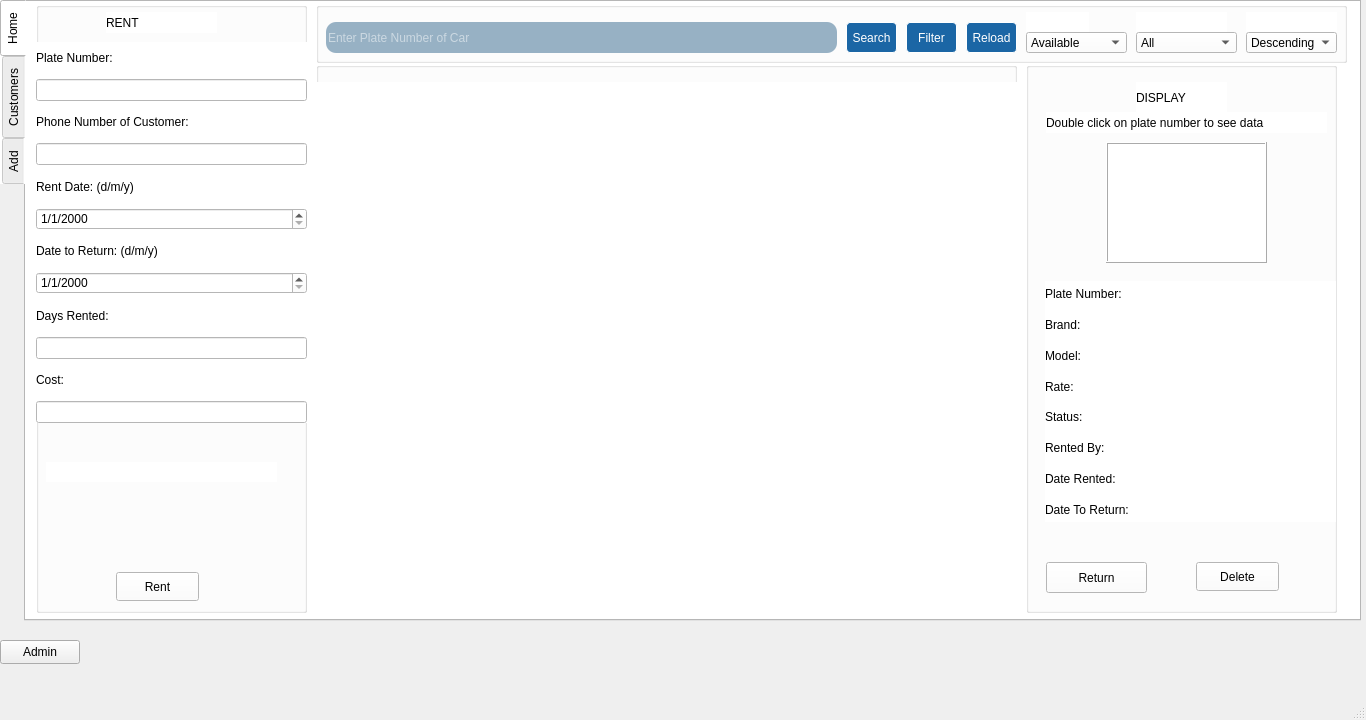
The window that CarRent/mainscreen.ui (Mani-SSH/Car_Rental) describes before a commit, drawn with Qt 5.
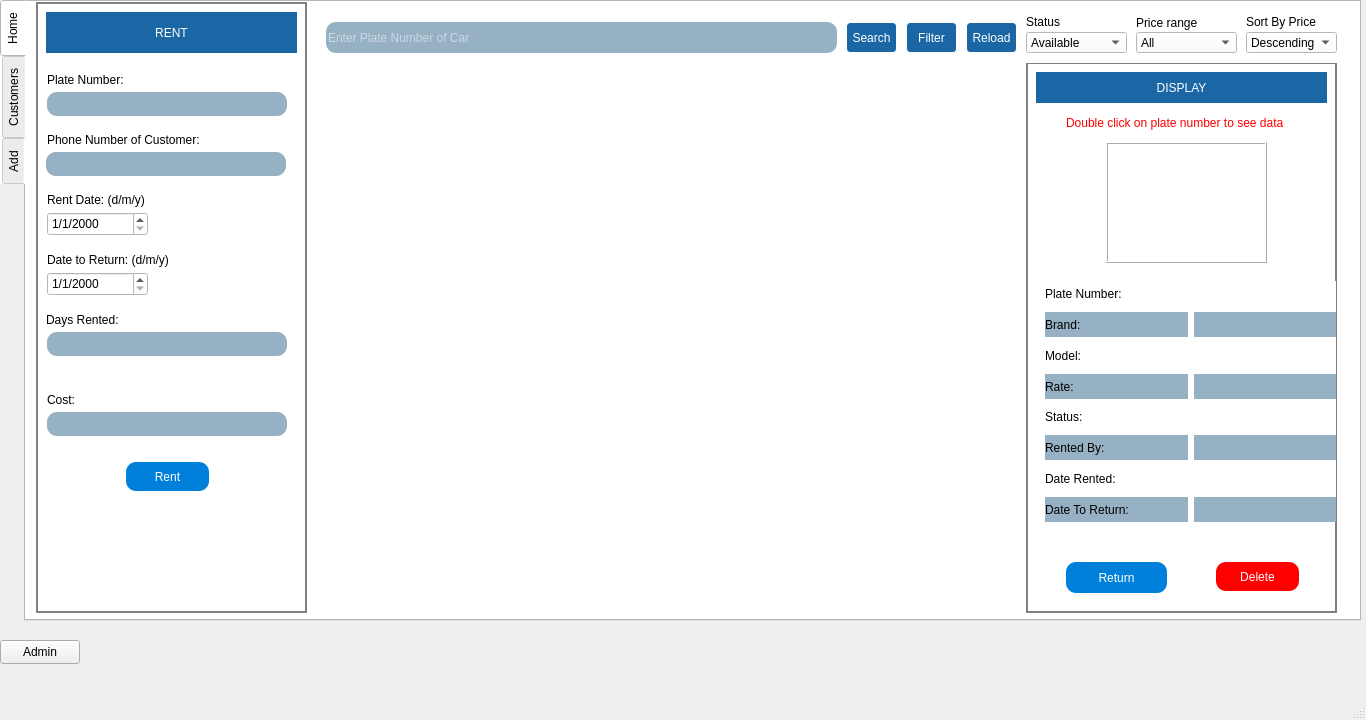
The same window after the commit.

Diff of the .ui file:
```diff
--- a/CarRent/mainscreen.ui
+++ b/CarRent/mainscreen.ui
@@ -50,6 +50,9 @@
     <property name="tabPosition">
      <enum>QTabWidget::West</enum>
     </property>
+    <property name="tabShape">
+     <enum>QTabWidget::Rounded</enum>
+    </property>
     <property name="currentIndex">
      <number>0</number>
     </property>
@@ -66,8 +69,12 @@
         <height>611</height>
        </rect>
       </property>
+      <property name="autoFillBackground">
+       <bool>false</bool>
+      </property>
       <property name="styleSheet">
        <string notr="true">QGroupBox{
+	border: 2px solid gray;
 
 	background-color:#ffffff;
 
@@ -80,126 +87,39 @@
       <widget class="QLabel" name="label_20">
        <property name="geometry">
         <rect>
-         <x>70</x>
+         <x>10</x>
          <y>10</y>
-         <width>111</width>
-         <height>21</height>
+         <width>251</width>
+         <height>41</height>
         </rect>
        </property>
+       <property name="styleSheet">
+        <string notr="true">background-color: rgb(27, 102, 165);
+color: rgb(255, 255, 255);
+font: 700 20pt &quot;Gotham&quot;;</string>
+       </property>
        <property name="text">
         <string>RENT</string>
        </property>
-      </widget>
-      <widget class="QWidget" name="gridLayoutWidget_5">
-       <property name="geometry">
-        <rect>
-         <x>0</x>
-         <y>40</y>
-         <width>271</width>
-         <height>381</height>
-        </rect>
+       <property name="alignment">
+        <set>Qt::AlignCenter</set>
        </property>
-       <layout class="QGridLayout" name="gridLayout_5">
-        <item row="9" column="0">
-         <widget class="QLineEdit" name="lineEdit_rentDays"/>
-        </item>
-        <item row="10" column="0">
-         <widget class="QLabel" name="label_26">
-          <property name="text">
-           <string>Cost:</string>
-          </property>
-         </widget>
-        </item>
-        <item row="7" column="0">
-         <widget class="QDateEdit" name="dateEdit_rentReturnDate">
-          <property name="dateTime">
-           <datetime>
-            <hour>0</hour>
-            <minute>0</minute>
-            <second>0</second>
-            <year>2000</year>
-            <month>1</month>
-            <day>1</day>
-           </datetime>
-          </property>
-          <property name="displayFormat">
-           <string>d/M/yyyy</string>
-          </property>
-          <property name="date">
-           <date>
-            <year>2000</year>
-            <month>1</month>
-            <day>1</day>
-           </date>
-          </property>
-         </widget>
-        </item>
-        <item row="3" column="0">
-         <widget class="QLineEdit" name="lineEdit_rentPhoneNum"/>
-        </item>
-        <item row="8" column="0">
-         <widget class="QLabel" name="label_25">
-          <property name="text">
-           <string>Days Rented:</string>
-          </property>
-         </widget>
-        </item>
-        <item row="2" column="0">
-         <widget class="QLabel" name="label_22">
-          <property name="text">
-           <string>Phone Number of Customer:</string>
-          </property>
-         </widget>
-        </item>
-        <item row="1" column="0">
-         <widget class="QLineEdit" name="lineEdit_rentPlateNum"/>
-        </item>
-        <item row="6" column="0">
-         <widget class="QLabel" name="label_24">
-          <property name="text">
-           <string>Date to Return: (d/m/y)</string>
-          </property>
-         </widget>
-        </item>
-        <item row="4" column="0">
-         <widget class="QLabel" name="label_23">
-          <property name="text">
-           <string>Rent Date: (d/m/y)</string>
-          </property>
-         </widget>
-        </item>
-        <item row="0" column="0">
-         <widget class="QLabel" name="label_21">
-          <property name="text">
-           <string>Plate Number:</string>
-          </property>
-         </widget>
-        </item>
-        <item row="5" column="0">
-         <widget class="QDateEdit" name="dateEdit_rentDate">
-          <property name="displayFormat">
-           <string>d/M/yyyy</string>
-          </property>
-         </widget>
-        </item>
-        <item row="11" column="0">
-         <widget class="QLineEdit" name="lineEdit_rentCost">
-          <property name="readOnly">
-           <bool>true</bool>
-          </property>
-         </widget>
-        </item>
-       </layout>
       </widget>
       <widget class="QPushButton" name="pushButton_rent">
        <property name="geometry">
         <rect>
-         <x>80</x>
-         <y>570</y>
+         <x>90</x>
+         <y>460</y>
          <width>83</width>
          <height>29</height>
         </rect>
        </property>
+       <property name="styleSheet">
+        <string notr="true">background-color: qlineargradient(spread:reflect, x1:0.251, y1:0.216, x2:0.811, y2:0.898, stop:0.255556 rgba(0, 128, 218, 255));
+color: rgb(255, 255, 255);
+font: 700 12pt &quot;Gotham&quot;;
+border-radius:10;</string>
+       </property>
        <property name="text">
         <string>Rent</string>
        </property>
@@ -207,8 +127,8 @@
       <widget class="QLabel" name="label_warnDaysRented">
        <property name="geometry">
         <rect>
-         <x>10</x>
-         <y>460</y>
+         <x>20</x>
+         <y>360</y>
          <width>231</width>
          <height>20</height>
         </rect>
@@ -217,6 +137,222 @@
         <string/>
        </property>
       </widget>
+      <widget class="QLineEdit" name="lineEdit_rentCost">
+       <property name="geometry">
+        <rect>
+         <x>11</x>
+         <y>410</y>
+         <width>240</width>
+         <height>24</height>
+        </rect>
+       </property>
+       <property name="styleSheet">
+        <string notr="true">background-color: rgb(151, 177, 196);
+color: rgb(255, 255, 255);
+border-radius:10;
+font: 500 9pt &quot;Gotham&quot;;</string>
+       </property>
+       <property name="readOnly">
+        <bool>true</bool>
+       </property>
+      </widget>
+      <widget class="QDateEdit" name="dateEdit_rentDate">
+       <property name="geometry">
+        <rect>
+         <x>11</x>
+         <y>210</y>
+         <width>101</width>
+         <height>24</height>
+        </rect>
+       </property>
+       <property name="styleSheet">
+        <string notr="true">font: 10pt &quot;Gotham&quot;;</string>
+       </property>
+       <property name="displayFormat">
+        <string>d/M/yyyy</string>
+       </property>
+      </widget>
+      <widget class="QLineEdit" name="lineEdit_rentPhoneNum">
+       <property name="geometry">
+        <rect>
+         <x>10</x>
+         <y>150</y>
+         <width>240</width>
+         <height>24</height>
+        </rect>
+       </property>
+       <property name="styleSheet">
+        <string notr="true">background-color: rgb(151, 177, 196);
+color: rgb(255, 255, 255);
+border-radius:10;
+font: 500 9pt &quot;Gotham&quot;;</string>
+       </property>
+      </widget>
+      <widget class="QLineEdit" name="lineEdit_rentDays">
+       <property name="geometry">
+        <rect>
+         <x>11</x>
+         <y>330</y>
+         <width>240</width>
+         <height>24</height>
+        </rect>
+       </property>
+       <property name="styleSheet">
+        <string notr="true">background-color: rgb(151, 177, 196);
+color: rgb(255, 255, 255);
+border-radius:10;
+font: 500 9pt &quot;Gotham&quot;;</string>
+       </property>
+      </widget>
+      <widget class="QLabel" name="label_26">
+       <property name="geometry">
+        <rect>
+         <x>11</x>
+         <y>390</y>
+         <width>71</width>
+         <height>16</height>
+        </rect>
+       </property>
+       <property name="styleSheet">
+        <string notr="true">font: 10pt &quot;Gotham&quot;;
+</string>
+       </property>
+       <property name="text">
+        <string>Cost:</string>
+       </property>
+      </widget>
+      <widget class="QDateEdit" name="dateEdit_rentReturnDate">
+       <property name="geometry">
+        <rect>
+         <x>11</x>
+         <y>270</y>
+         <width>101</width>
+         <height>24</height>
+        </rect>
+       </property>
+       <property name="styleSheet">
+        <string notr="true">font: 10pt &quot;Gotham&quot;;</string>
+       </property>
+       <property name="dateTime">
+        <datetime>
+         <hour>0</hour>
+         <minute>0</minute>
+         <second>0</second>
+         <year>2000</year>
+         <month>1</month>
+         <day>1</day>
+        </datetime>
+       </property>
+       <property name="displayFormat">
+        <string>d/M/yyyy</string>
+       </property>
+       <property name="date">
+        <date>
+         <year>2000</year>
+         <month>1</month>
+         <day>1</day>
+        </date>
+       </property>
+      </widget>
+      <widget class="QLabel" name="label_25">
+       <property name="geometry">
+        <rect>
+         <x>10</x>
+         <y>310</y>
+         <width>111</width>
+         <height>16</height>
+        </rect>
+       </property>
+       <property name="styleSheet">
+        <string notr="true">font: 10pt &quot;Gotham&quot;;</string>
+       </property>
+       <property name="text">
+        <string>Days Rented:</string>
+       </property>
+      </widget>
+      <widget class="QLabel" name="label_22">
+       <property name="geometry">
+        <rect>
+         <x>11</x>
+         <y>130</y>
+         <width>201</width>
+         <height>16</height>
+        </rect>
+       </property>
+       <property name="styleSheet">
+        <string notr="true">font: 10pt &quot;Gotham&quot;;</string>
+       </property>
+       <property name="text">
+        <string>Phone Number of Customer:</string>
+       </property>
+      </widget>
+      <widget class="QLineEdit" name="lineEdit_rentPlateNum">
+       <property name="geometry">
+        <rect>
+         <x>11</x>
+         <y>90</y>
+         <width>240</width>
+         <height>24</height>
+        </rect>
+       </property>
+       <property name="styleSheet">
+        <string notr="true">background-color: rgb(151, 177, 196);
+color: rgb(255, 255, 255);
+border-radius:10;
+font: 500 9pt &quot;Gotham&quot;;</string>
+       </property>
+      </widget>
+      <widget class="QLabel" name="label_24">
+       <property name="geometry">
+        <rect>
+         <x>11</x>
+         <y>250</y>
+         <width>151</width>
+         <height>16</height>
+        </rect>
+       </property>
+       <property name="styleSheet">
+        <string notr="true">font: 10pt &quot;Gotham&quot;;
+</string>
+       </property>
+       <property name="text">
+        <string>Date to Return: (d/m/y)</string>
+       </property>
+      </widget>
+      <widget class="QLabel" name="label_23">
+       <property name="geometry">
+        <rect>
+         <x>11</x>
+         <y>190</y>
+         <width>131</width>
+         <height>16</height>
+        </rect>
+       </property>
+       <property name="styleSheet">
+        <string notr="true">font: 10pt &quot;Gotham&quot;;
+
+</string>
+       </property>
+       <property name="text">
+        <string>Rent Date: (d/m/y)</string>
+       </property>
+      </widget>
+      <widget class="QLabel" name="label_21">
+       <property name="geometry">
+        <rect>
+         <x>11</x>
+         <y>70</y>
+         <width>101</width>
+         <height>16</height>
+        </rect>
+       </property>
+       <property name="styleSheet">
+        <string notr="true">font: 10pt &quot;Gotham&quot;;</string>
+       </property>
+       <property name="text">
+        <string>Plate Number:</string>
+       </property>
+      </widget>
      </widget>
      <widget class="QGroupBox" name="groupBox_filterCar">
       <property name="geometry">
@@ -229,6 +365,7 @@
       </property>
       <property name="styleSheet">
        <string notr="true">QGroupBox{
+	border: 0px solid white;
 	background-color:#ffffff;
 }</string>
       </property>
@@ -284,6 +421,7 @@
       </property>
       <property name="styleSheet">
        <string notr="true">QGroupBox{
+	border: 2px solid gray;
 
 	background-color:#ffffff;
 
@@ -295,15 +433,23 @@
       <widget class="QLabel" name="label_10">
        <property name="geometry">
         <rect>
-         <x>110</x>
-         <y>20</y>
-         <width>91</width>
+         <x>10</x>
+         <y>10</y>
+         <width>291</width>
          <height>31</height>
         </rect>
        </property>
+       <property name="styleSheet">
+        <string notr="true">color: rgb(255, 255, 255);
+background-color: rgb(27, 102, 165);
+font: 700 15pt &quot;Gotham&quot;;</string>
+       </property>
        <property name="text">
         <string>DISPLAY</string>
        </property>
+       <property name="alignment">
+        <set>Qt::AlignCenter</set>
+       </property>
       </widget>
       <widget class="QLabel" name="label_carPhoto">
        <property name="geometry">
@@ -350,6 +496,10 @@
         </item>
         <item row="1" column="0">
          <widget class="QLabel" name="label_12">
+          <property name="styleSheet">
+           <string notr="true">font: 500 9pt &quot;Gotham&quot;;
+background-color: rgb(151, 177, 196);</string>
+          </property>
           <property name="text">
            <string>Brand:</string>
           </property>
@@ -364,6 +514,10 @@
         </item>
         <item row="3" column="0">
          <widget class="QLabel" name="label_14">
+          <property name="styleSheet">
+           <string notr="true">font: 500 9pt &quot;Gotham&quot;;
+background-color: rgb(151, 177, 196);</string>
+          </property>
           <property name="text">
            <string>Rate:</string>
           </property>
@@ -371,6 +525,10 @@
         </item>
         <item row="1" column="1">
          <widget class="QLabel" name="label_showBrand">
+          <property name="styleSheet">
+           <string notr="true">font: 500 9pt &quot;Gotham&quot;;
+background-color: rgb(151, 177, 196);</string>
+          </property>
           <property name="text">
            <string/>
           </property>
@@ -378,6 +536,10 @@
         </item>
         <item row="3" column="1">
          <widget class="QLabel" name="label_showRate">
+          <property name="styleSheet">
+           <string notr="true">font: 500 9pt &quot;Gotham&quot;;
+background-color: rgb(151, 177, 196);</string>
+          </property>
           <property name="text">
            <string/>
           </property>
@@ -385,6 +547,10 @@
         </item>
         <item row="5" column="1">
          <widget class="QLabel" name="label_showCustomer">
+          <property name="styleSheet">
+           <string notr="true">font: 500 9pt &quot;Gotham&quot;;
+background-color: rgb(151, 177, 196);</string>
+          </property>
           <property name="text">
            <string/>
           </property>
@@ -392,6 +558,10 @@
         </item>
         <item row="5" column="0">
          <widget class="QLabel" name="label_16">
+          <property name="styleSheet">
+           <string notr="true">font: 500 9pt &quot;Gotham&quot;;
+background-color: rgb(151, 177, 196);</string>
+          </property>
           <property name="text">
            <string>Rented By:</string>
           </property>
@@ -434,6 +604,10 @@
         </item>
         <item row="7" column="0">
          <widget class="QLabel" name="label_18">
+          <property name="styleSheet">
+           <string notr="true">font: 500 9pt &quot;Gotham&quot;;
+background-color: rgb(151, 177, 196);</string>
+          </property>
           <property name="text">
            <string>Date To Return:</string>
           </property>
@@ -441,6 +615,10 @@
         </item>
         <item row="7" column="1">
          <widget class="QLabel" name="label_showDateToReturn">
+          <property name="styleSheet">
+           <string notr="true">font: 500 9pt &quot;Gotham&quot;;
+background-color: rgb(151, 177, 196);</string>
+          </property>
           <property name="text">
            <string/>
           </property>
@@ -451,12 +629,18 @@
       <widget class="QPushButton" name="pushButton_carReturn">
        <property name="geometry">
         <rect>
-         <x>20</x>
+         <x>40</x>
          <y>500</y>
          <width>101</width>
          <height>31</height>
         </rect>
        </property>
+       <property name="styleSheet">
+        <string notr="true">background-color: qlineargradient(spread:reflect, x1:0.251, y1:0.216, x2:0.811, y2:0.898, stop:0.255556 rgba(0, 128, 218, 255));
+color: rgb(255, 255, 255);
+font: 700 10pt &quot;Gotham&quot;;
+border-radius:10;</string>
+       </property>
        <property name="text">
         <string>Return</string>
        </property>
@@ -464,12 +648,18 @@
       <widget class="QPushButton" name="pushButton_carDelete">
        <property name="geometry">
         <rect>
-         <x>170</x>
+         <x>190</x>
          <y>500</y>
          <width>83</width>
          <height>29</height>
         </rect>
        </property>
+       <property name="styleSheet">
+        <string notr="true">background-color: rgb(255, 0, 0);
+color: rgb(255, 255, 255);
+font: 700 10pt &quot;Gotham&quot;;
+border-radius:10;</string>
+       </property>
        <property name="text">
         <string>Delete</string>
        </property>
@@ -477,12 +667,17 @@
       <widget class="QLabel" name="label_19">
        <property name="geometry">
         <rect>
-         <x>20</x>
+         <x>40</x>
          <y>50</y>
-         <width>281</width>
+         <width>251</width>
          <height>21</height>
         </rect>
        </property>
+       <property name="styleSheet">
+        <string notr="true">
+font: 500 9pt &quot;Gotham&quot;;
+color: rgb(255, 0, 0);</string>
+       </property>
        <property name="text">
         <string>Double click on plate number to see data</string>
        </property>
@@ -499,6 +694,8 @@
       </property>
       <property name="styleSheet">
        <string notr="true">QGroupBox{
+	border-color: rgb(255, 255, 255);
+	border: 0px solid white;
 
 	background-color:#ffffff;
 
@@ -599,7 +796,8 @@
         </rect>
        </property>
        <property name="styleSheet">
-        <string notr="true">color: rgb(255, 255, 255);</string>
+        <string notr="true">color: rgb(0, 0, 0);
+font: 9pt &quot;Gotham&quot;;</string>
        </property>
        <property name="text">
         <string>Status</string>
@@ -635,7 +833,8 @@
         </rect>
        </property>
        <property name="styleSheet">
-        <string notr="true">color: rgb(255, 255, 255);</string>
+        <string notr="true">color: rgb(0, 0, 0);
+font: 9pt &quot;Gotham&quot;;</string>
        </property>
        <property name="text">
         <string>Price range</string>
@@ -711,7 +910,8 @@
         </rect>
        </property>
        <property name="styleSheet">
-        <string notr="true">color: rgb(255, 255, 255);</string>
+        <string notr="true">color: rgb(0, 0, 0);
+font: 9pt &quot;Gotham&quot;;</string>
        </property>
        <property name="text">
         <string>Sort By Price</string>
@@ -1697,8 +1897,8 @@
    <widget class="QLabel" name="label_welcomeUser">
     <property name="geometry">
      <rect>
-      <x>850</x>
-      <y>630</y>
+      <x>600</x>
+      <y>640</y>
       <width>511</width>
       <height>21</height>
      </rect>
```
Left out of the diff: 62 changed lines with no effect on the pictures.
